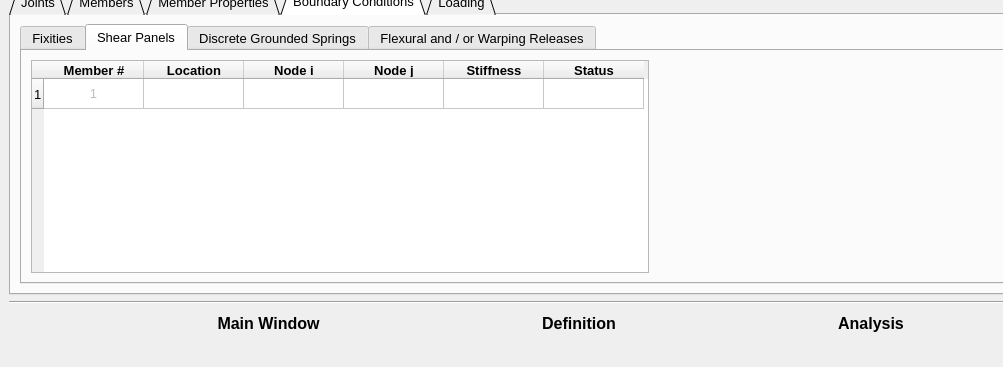
Before: the Qt Designer form GUI dev/Try1_Oguzhan/Sabre2 GUI/SABRE2-V3.ui in oguzhantogay/SABRE2_V2_local, drawn with Qt 5; both pictures show x 0 to 1003 and y 433 to 800 of the 1121 by 800 pixel window.
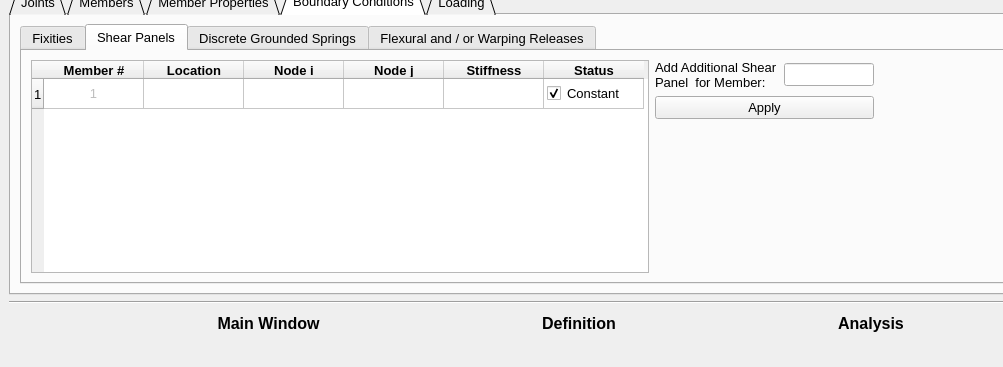
After: the same form once the commit is applied. Icons and pictures are not drawn.

Commit message: shear panel table - implementation of variable bracing

```diff
--- a/GUI dev/Try1_Oguzhan/Sabre2 GUI/SABRE2-V3.ui
+++ b/GUI dev/Try1_Oguzhan/Sabre2 GUI/SABRE2-V3.ui
@@ -1626,16 +1626,62 @@
                 <set>ItemIsDragEnabled|ItemIsUserCheckable</set>
                </property>
               </item>
+              <item row="0" column="5">
+               <property name="text">
+                <string>Constant</string>
+               </property>
+               <property name="checkState">
+                <enum>Checked</enum>
+               </property>
+               <property name="flags">
+                <set>ItemIsDragEnabled|ItemIsUserCheckable|ItemIsEnabled</set>
+               </property>
+              </item>
              </widget>
             </item>
             <item>
-             <spacer name="horizontalSpacer_7">
+             <layout class="QGridLayout" name="gridLayout_6">
+              <item row="0" column="0">
+               <widget class="QLabel" name="Add_shear_label">
+                <property name="text">
+                 <string>Add Additional Shear 
+Panel  for Member:</string>
+                </property>
+               </widget>
+              </item>
+              <item row="0" column="1">
+               <widget class="QLineEdit" name="Add_Shear_Panel_Line"/>
+              </item>
+              <item row="1" column="0" colspan="2">
+               <widget class="QPushButton" name="Shear_Panel_Add">
+                <property name="text">
+                 <string>Apply</string>
+                </property>
+               </widget>
+              </item>
+              <item row="2" column="0">
+               <spacer name="verticalSpacer_2">
+                <property name="orientation">
+                 <enum>Qt::Vertical</enum>
+                </property>
+                <property name="sizeHint" stdset="0">
+                 <size>
+                  <width>20</width>
+                  <height>40</height>
+                 </size>
+                </property>
+               </spacer>
+              </item>
+             </layout>
+            </item>
+            <item>
+             <spacer name="horizontalSpacer_3">
               <property name="orientation">
                <enum>Qt::Horizontal</enum>
               </property>
               <property name="sizeHint" stdset="0">
                <size>
-                <width>40</width>
+                <width>250</width>
                 <height>20</height>
                </size>
               </property>
```
The commit also changes 3 other files.
